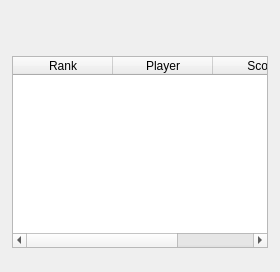
The window that src/gambitpairing/ui/standings_view.ui (gambit-devs/gambit-pairing) describes before a commit, drawn with Qt 5.
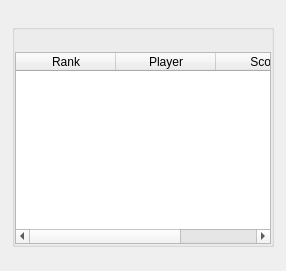
The same window after the commit.

The edit to the form file:
```diff
--- a/src/gambitpairing/ui/standings_view.ui
+++ b/src/gambitpairing/ui/standings_view.ui
@@ -41,8 +41,8 @@
    </item>
    <item>
     <widget class="QGroupBox" name="standings_group">
-     <property name="styleSheet">
-      <string notr="true">QGroupBox { border: none; margin-top: 0px; }</string>
+     <property name="class" stdset="0">
+      <string>FlatContentGroup</string>
      </property>
      <property name="title">
       <string/>
@@ -65,8 +65,8 @@
       </property>
       <item>
        <widget class="QLabel" name="lbl_round_info">
-        <property name="styleSheet">
-         <string notr="true">color: #666; margin: 5px;</string>
+        <property name="class" stdset="0">
+         <string>RoundInfoLabel</string>
         </property>
         <property name="text">
          <string/>
```
